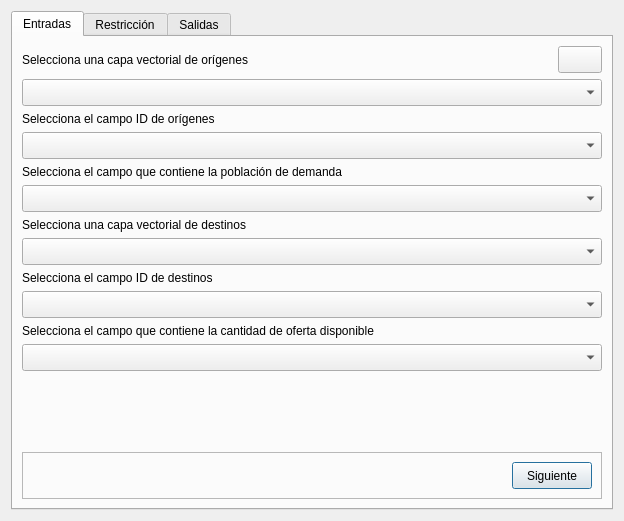
First picture: the form in spatial_interaction_models_dialog_base.ui, repository SirHades696/SpatialInteractionModels, before the edit.
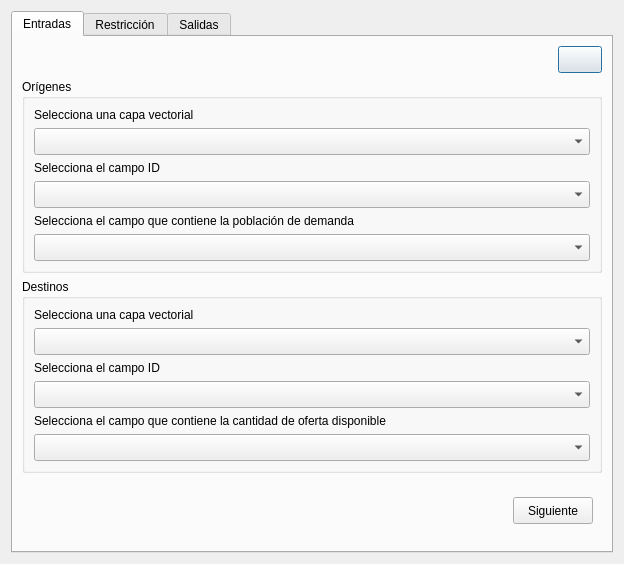
Second picture: the form after the edit. The open tabs and pages were chosen to show the change. Icons and pictures are not drawn. Custom widgets are drawn as their Qt base class.

```diff
--- a/spatial_interaction_models_dialog_base.ui
+++ b/spatial_interaction_models_dialog_base.ui
@@ -7,19 +7,19 @@
     <x>0</x>
     <y>0</y>
     <width>624</width>
-    <height>521</height>
+    <height>564</height>
    </rect>
   </property>
   <property name="minimumSize">
    <size>
     <width>624</width>
-    <height>521</height>
+    <height>564</height>
    </size>
   </property>
   <property name="maximumSize">
    <size>
     <width>624</width>
-    <height>521</height>
+    <height>564</height>
    </size>
   </property>
   <property name="windowTitle">
@@ -36,14 +36,34 @@
        <string>Entradas</string>
       </attribute>
       <layout class="QGridLayout" name="gridLayout_2">
-       <item row="11" column="0">
-        <widget class="QLabel" name="label_6">
+       <item row="12" column="0" colspan="2">
+        <widget class="QGroupBox" name="groupBox_5">
+         <property name="title">
+          <string>Orígenes</string>
+         </property>
+         <layout class="QGridLayout" name="gridLayout_12">
+          <item row="2" column="0">
+           <widget class="QLabel" name="label_3">
          <property name="text">
-          <string>Selecciona el campo que contiene la cantidad de oferta disponible</string>
+             <string>Selecciona el campo ID</string>
          </property>
         </widget>
        </item>
-       <item row="4" column="0" colspan="2">
+          <item row="4" column="0">
+           <widget class="QLabel" name="label_4">
+            <property name="text">
+             <string>Selecciona el campo que contiene la población de demanda</string>
+            </property>
+           </widget>
+          </item>
+          <item row="0" column="0">
+           <widget class="QLabel" name="label">
+            <property name="text">
+             <string>Selecciona una capa vectorial</string>
+            </property>
+           </widget>
+          </item>
+          <item row="3" column="0">
         <widget class="QgsFieldComboBox" name="id_origin_combobox">
          <property name="minimumSize">
           <size>
@@ -59,14 +79,23 @@
          </property>
         </widget>
        </item>
-       <item row="9" column="0">
-        <widget class="QLabel" name="label_5">
-         <property name="text">
-          <string>Selecciona el campo ID de destinos</string>
+          <item row="1" column="0">
+           <widget class="QgsMapLayerComboBox" name="origin_combobox">
+            <property name="minimumSize">
+             <size>
+              <width>0</width>
+              <height>27</height>
+             </size>
+            </property>
+            <property name="maximumSize">
+             <size>
+              <width>16777215</width>
+              <height>27</height>
+             </size>
          </property>
         </widget>
        </item>
-       <item row="6" column="0" colspan="2">
+          <item row="5" column="0">
         <widget class="QgsFieldComboBox" name="field_origin_combobox">
          <property name="minimumSize">
           <size>
@@ -82,71 +111,69 @@
          </property>
         </widget>
        </item>
-       <item row="13" column="0">
-        <spacer name="verticalSpacer_3">
-         <property name="orientation">
-          <enum>Qt::Vertical</enum>
-         </property>
-         <property name="sizeHint" stdset="0">
-          <size>
-           <width>20</width>
-           <height>40</height>
-          </size>
-         </property>
-        </spacer>
-       </item>
-       <item row="14" column="0" colspan="2">
-        <widget class="QFrame" name="frame">
-         <property name="frameShape">
-          <enum>QFrame::StyledPanel</enum>
-         </property>
-         <property name="frameShadow">
-          <enum>QFrame::Raised</enum>
-         </property>
-         <layout class="QGridLayout" name="gridLayout_9">
-          <item row="2" column="1">
-           <widget class="QPushButton" name="btn_sig1">
-            <property name="minimumSize">
-             <size>
-              <width>0</width>
-              <height>27</height>
-             </size>
-            </property>
-            <property name="maximumSize">
-             <size>
-              <width>16777215</width>
-              <height>27</height>
-             </size>
-            </property>
-            <property name="text">
-             <string>Siguiente</string>
-            </property>
-           </widget>
-          </item>
-          <item row="2" column="0">
-           <spacer name="horizontalSpacer">
-            <property name="orientation">
-             <enum>Qt::Horizontal</enum>
-            </property>
-            <property name="sizeHint" stdset="0">
-             <size>
-              <width>40</width>
-              <height>20</height>
-             </size>
-            </property>
-           </spacer>
-          </item>
          </layout>
         </widget>
        </item>
-       <item row="7" column="0">
+       <item row="13" column="0" rowspan="2" colspan="2">
+        <widget class="QGroupBox" name="groupBox_6">
+         <property name="title">
+          <string>Destinos</string>
+         </property>
+         <layout class="QGridLayout" name="gridLayout_13">
+          <item row="1" column="0">
+           <widget class="QgsMapLayerComboBox" name="dest_combobox">
+            <property name="minimumSize">
+             <size>
+              <width>0</width>
+              <height>27</height>
+             </size>
+            </property>
+            <property name="maximumSize">
+             <size>
+              <width>16777215</width>
+              <height>27</height>
+             </size>
+            </property>
+           </widget>
+          </item>
+          <item row="3" column="0">
+           <widget class="QgsFieldComboBox" name="id_dest_combobox">
+            <property name="minimumSize">
+             <size>
+              <width>0</width>
+              <height>27</height>
+             </size>
+            </property>
+            <property name="maximumSize">
+             <size>
+              <width>16777215</width>
+              <height>27</height>
+             </size>
+            </property>
+           </widget>
+          </item>
+          <item row="0" column="0">
         <widget class="QLabel" name="label_2">
          <property name="text">
-          <string>Selecciona una capa vectorial de destinos</string>
+             <string>Selecciona una capa vectorial</string>
          </property>
         </widget>
        </item>
-       <item row="12" column="0" colspan="2">
+          <item row="2" column="0">
+           <widget class="QLabel" name="label_5">
+            <property name="text">
+             <string>Selecciona el campo ID</string>
+            </property>
+           </widget>
+          </item>
+          <item row="4" column="0">
+           <widget class="QLabel" name="label_6">
+            <property name="text">
+             <string>Selecciona el campo que contiene la cantidad de oferta disponible</string>
+            </property>
+           </widget>
+          </item>
+          <item row="5" column="0">
         <widget class="QgsFieldComboBox" name="field_dest_combobox">
          <property name="minimumSize">
           <size>
@@ -162,11 +189,7 @@
          </property>
         </widget>
        </item>
-       <item row="5" column="0">
-        <widget class="QLabel" name="label_4">
-         <property name="text">
-          <string>Selecciona el campo que contiene la población de demanda</string>
-         </property>
+         </layout>
         </widget>
        </item>
        <item row="0" column="1">
@@ -201,66 +224,42 @@
          </property>
         </widget>
        </item>
-       <item row="3" column="0">
-        <widget class="QLabel" name="label_3">
-         <property name="text">
-          <string>Selecciona el campo ID de orígenes</string>
-         </property>
-        </widget>
-       </item>
+       <item row="15" column="0" colspan="2">
+        <widget class="QWidget" name="widget" native="true">
+         <layout class="QGridLayout" name="gridLayout_9">
        <item row="0" column="0">
-        <widget class="QLabel" name="label">
+           <spacer name="horizontalSpacer">
+            <property name="orientation">
+             <enum>Qt::Horizontal</enum>
+            </property>
+            <property name="sizeHint" stdset="0">
+             <size>
+              <width>40</width>
+              <height>20</height>
+             </size>
+            </property>
+           </spacer>
+          </item>
+          <item row="0" column="1">
+           <widget class="QPushButton" name="btn_sig1">
+            <property name="minimumSize">
+             <size>
+              <width>0</width>
+              <height>27</height>
+             </size>
+            </property>
+            <property name="maximumSize">
+             <size>
+              <width>16777215</width>
+              <height>27</height>
+             </size>
+            </property>
          <property name="text">
-          <string>Selecciona una capa vectorial de orígenes</string>
+             <string>Siguiente</string>
          </property>
         </widget>
        </item>
-       <item row="10" column="0" colspan="2">
-        <widget class="QgsFieldComboBox" name="id_dest_combobox">
-         <property name="minimumSize">
-          <size>
-           <width>0</width>
-           <height>27</height>
-          </size>
-         </property>
-         <property name="maximumSize">
-          <size>
-           <width>16777215</width>
-           <height>27</height>
-          </size>
-         </property>
-        </widget>
-       </item>
-       <item row="2" column="0" colspan="2">
-        <widget class="QgsMapLayerComboBox" name="origin_combobox">
-         <property name="minimumSize">
-          <size>
-           <width>0</width>
-           <height>27</height>
-          </size>
-         </property>
-         <property name="maximumSize">
-          <size>
-           <width>16777215</width>
-           <height>27</height>
-          </size>
-         </property>
-        </widget>
-       </item>
-       <item row="8" column="0" colspan="2">
-        <widget class="QgsMapLayerComboBox" name="dest_combobox">
-         <property name="minimumSize">
-          <size>
-           <width>0</width>
-           <height>27</height>
-          </size>
-         </property>
-         <property name="maximumSize">
-          <size>
-           <width>16777215</width>
-           <height>27</height>
-          </size>
-         </property>
+         </layout>
         </widget>
        </item>
       </layout>
```
Left out of the diff: 203 changed lines with no effect on the pictures. Lines whose indentation alone changed are shown as unchanged.
